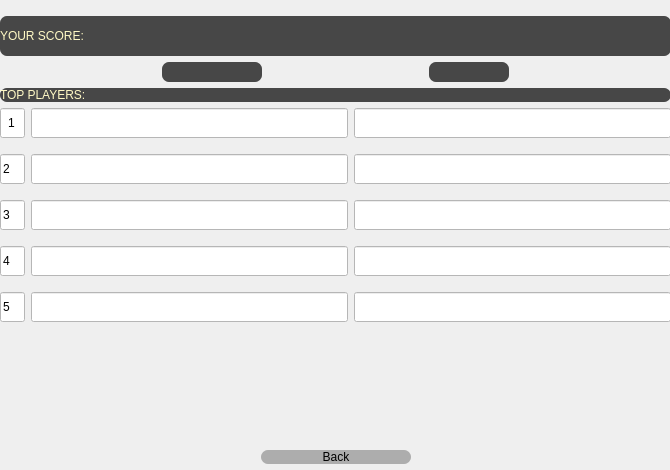
armankhl/UIAP4002-Sudoku-Game, file Sudoku/boardwindow.ui: the form before one commit.
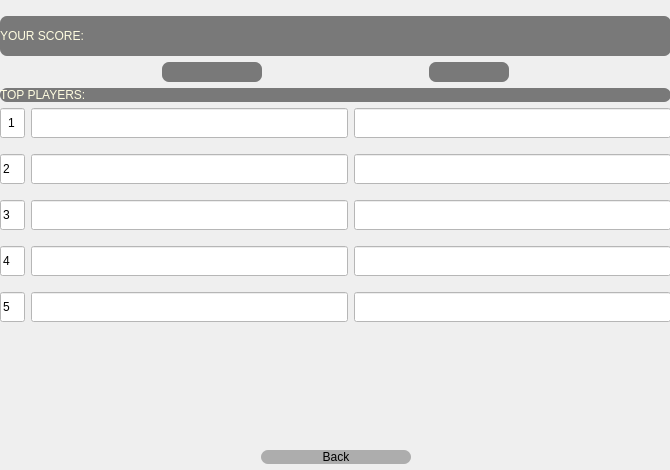
The form after the commit. Icons and pictures are not drawn.

Diff of the .ui file:
```diff
--- a/Sudoku/boardwindow.ui
+++ b/Sudoku/boardwindow.ui
@@ -21,9 +21,9 @@
 }
 QLabel
 {
-	background-color: rgb(71, 71, 71);
+	background-color: rgb(121, 121, 121);
 	font: 25pt &quot;Permanent Marker&quot;;
-	color: rgb(255, 249, 197);
+	color: rgb(255, 253, 224);
 	border-Radius: 7px;
 }
 
```
Left out of the diff: 30 changed lines with no effect on the pictures.
